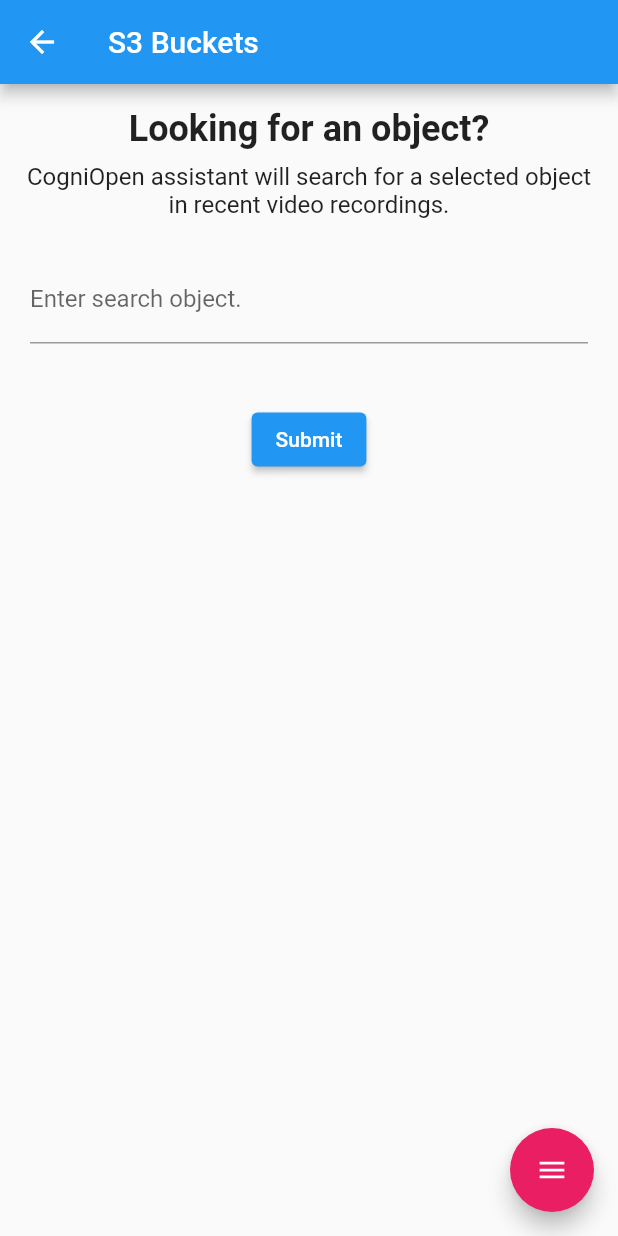
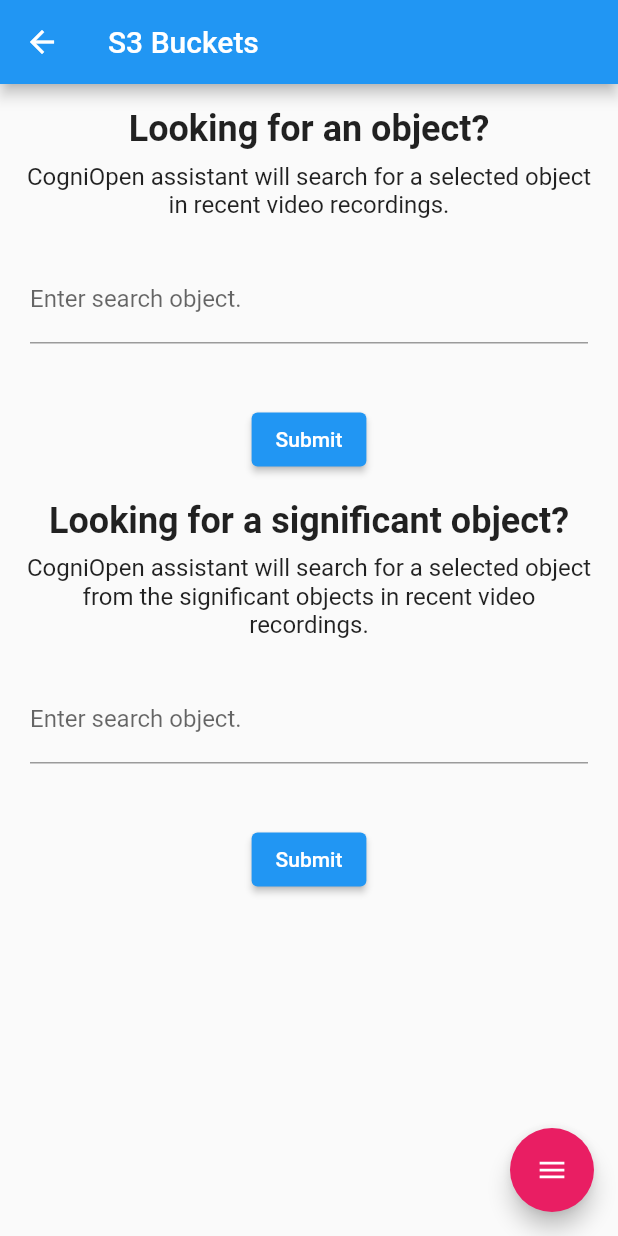
Before and after one commit to umgc/fall2023, a Flutter app: the RekognitionScreen screen opened directly, on a phone screen of 412 x 824 dp. Run offline on Flutter 3.47's test engine with Material 2 defaults, Android fonts, the phone set to English and light mode, and no system bars; drawn by our look-alikes of flutter_speed_dial; our stand-ins replace avatar_glow, camera, chewie, flutter_dotenv, flutter_tts, gallery_saver and 8 more; missing offline and left inert: aws_client, aws_rekognition_api, aws_s3_api, aws_transcribe_api, dart_openai, external_path and 3 more; accounts and stored records are empty.

Commit message:
Attempting UI from detected object to sig obj

```diff
--- a/cogniopenapp/lib/ui/homeScreen.dart
+++ b/cogniopenapp/lib/ui/homeScreen.dart
@@ -70,8 +70,10 @@ class HomeScreen extends StatelessWidget {
                             builder: (context) => ProfileScreen()));
                     break;
                   case 'Help Center':
-                    Navigator.push(context,
-                        MaterialPageRoute(builder: (context) => TestScreen()));
+                    Navigator.push(
+                        context,
+                        MaterialPageRoute(
+                            builder: (context) => HelpCenterScreen()));
                     break;
                   case 'Settings':
                     Navigator.push(
--- a/cogniopenapp/lib/ui/test_rekognition_screen.dart
+++ b/cogniopenapp/lib/ui/test_rekognition_screen.dart
@@ -1,6 +1,7 @@
 //import 'package:aws_rekognition_api/rekognition-2016-06-27.dart';
 import 'package:cogniopenapp/src/s3_connection.dart';
 import 'package:cogniopenapp/src/video_processor.dart';
+import 'package:cogniopenapp/ui/s3_screen.dart';
 import 'package:flutter/material.dart';
 //import 'package:flutter/services.dart';
 import 'package:flutter_speed_dial/flutter_speed_dial.dart';
@@ -99,6 +100,80 @@ class RekognitionScreenState extends State<RekognitionScreen> {
             );*/
               if (userInput.isNotEmpty) {
                 displayFullObjectView(userInput);
+              } else {
+                ScaffoldMessenger.of(context).showSnackBar(
+                  const SnackBar(
+                    content: Text('Please enter a valid search object'),
+                  ),
+                );
+              }
+            },
+            child: const Text('Submit'),
+          ),
+          const Padding(
+            padding: EdgeInsets.fromLTRB(
+                16.0, 16.0, 16.0, 4.0), // Adjust padding as needed
+            child: Text(
+              'Looking for a significant object?', // This is the header text
+              style: TextStyle(
+                fontSize: 24.0, // Adjust font size as needed
+                fontWeight: FontWeight.bold,
+                //color: Colors.white,
+              ),
+              textAlign: TextAlign.center,
+            ),
+          ),
+          const Padding(
+            // New subheading section starts here
+            padding: EdgeInsets.fromLTRB(
+                16.0, 4.0, 16.0, 4.0), // Adjust padding as needed
+            child: Text(
+              "CogniOpen assistant will search for a selected object from the significant objects in recent video recordings.", // This is the subheading text
+              style: TextStyle(
+                fontSize: 16.0, // Adjust font size as needed
+                //color:
+                //Colors.white70, // Slightly transparent white for subheading
+              ),
+              textAlign: TextAlign.center,
+            ),
+          ), // New subheading section ends here
+          //TODO: is it possible to make this a drop-down of available models/SigObjs that are trained?
+          Center(
+            child: Padding(
+                padding: const EdgeInsets.all(20.0),
+                child: Column(
+                  mainAxisAlignment: MainAxisAlignment.center,
+                  children: <Widget>[
+                    TextField(
+                      onChanged: (text) {
+                        setState(() {
+                          userInput = text;
+                        });
+                      },
+                      decoration: const InputDecoration(
+                          labelText: 'Enter search object.'),
+                    ),
+                  ],
+                )),
+          ),
+          const SizedBox(height: 20),
+          ElevatedButton(
+            onPressed: () {
+              if (userInput.isNotEmpty) {
+                //TODO: create a method that takes the specified model, searches for like objects, and then applies the customlabel search on those images.
+                //searchForCustomObject(userInput);
+                //the below might be useful for displaying the custom label search results.
+                /*onTap: () async {
+                  DetectCustomLabelsResponse? response =
+                  await vp.findMatchingModel("green-glasses");
+
+                  // ignore: use_build_context_synchronously
+                  Navigator.push(
+                  context,
+                  MaterialPageRoute(
+                      builder: (context) => CustomResponseScreen(response!)));
+                }
+                */
               } else {
                 ScaffoldMessenger.of(context).showSnackBar(
                   const SnackBar(
@@ -251,6 +326,16 @@ class RekognitionScreenState extends State<RekognitionScreen> {
                     ),
                   ),
                 ),
+                ElevatedButton(
+                  onPressed: () {
+                    //pass along the image data
+                    Navigator.push(
+                        context,
+                        MaterialPageRoute(
+                            builder: (context) => TestScreen(response)));
+                  },
+                  child: const Text('Remember this?'),
+                ),
               ],
             ),
           );
```
Also changed, not shown: cogniopenapp/lib/ui/s3_screen.dart (+59 -10 lines).
